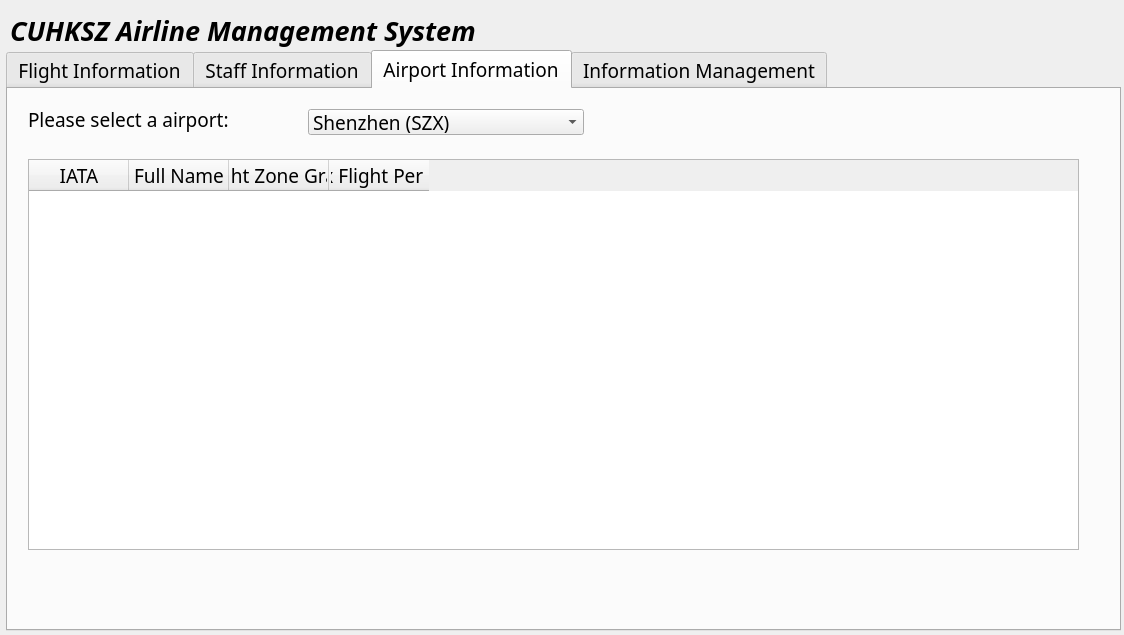
This is database_project.ui in yanhengxu98/CSC3170Project as Qt 5 draws it before an edit. The edited form follows.
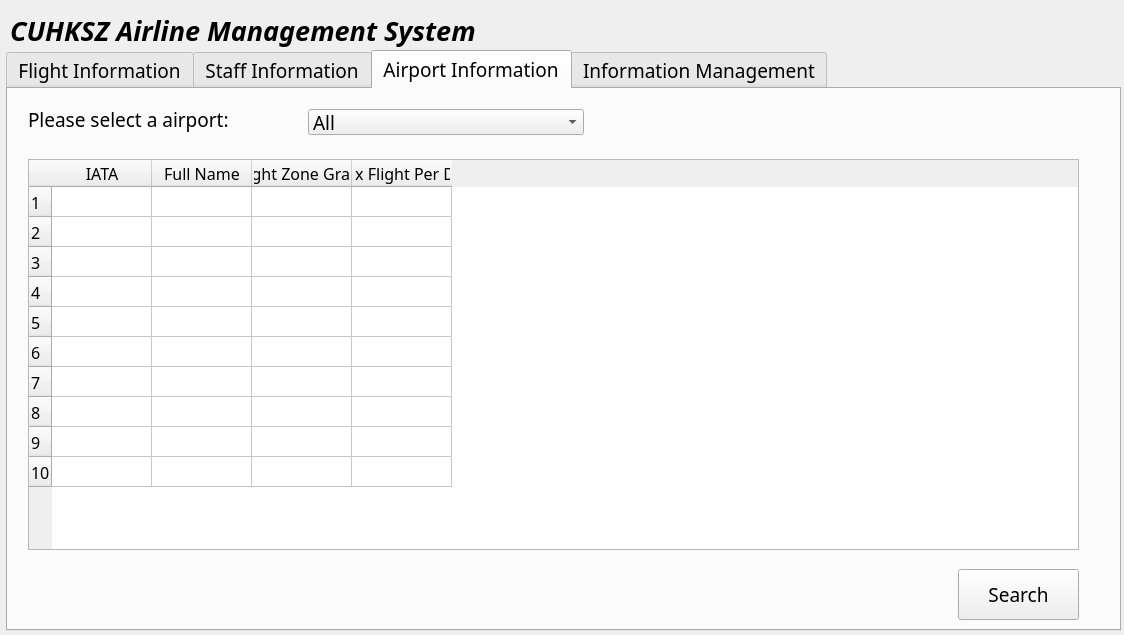
This is the edited form. The open tabs and pages were chosen to show the change.

The edit to the form file:
```diff
--- a/database_project.ui
+++ b/database_project.ui
@@ -736,6 +736,62 @@
        <height>391</height>
       </rect>
      </property>
+     <property name="font">
+      <font>
+       <family>3ds</family>
+       <pointsize>12</pointsize>
+      </font>
+     </property>
+     <row>
+      <property name="text">
+       <string>1</string>
+      </property>
+     </row>
+     <row>
+      <property name="text">
+       <string>2</string>
+      </property>
+     </row>
+     <row>
+      <property name="text">
+       <string>3</string>
+      </property>
+     </row>
+     <row>
+      <property name="text">
+       <string>4</string>
+      </property>
+     </row>
+     <row>
+      <property name="text">
+       <string>5</string>
+      </property>
+     </row>
+     <row>
+      <property name="text">
+       <string>6</string>
+      </property>
+     </row>
+     <row>
+      <property name="text">
+       <string>7</string>
+      </property>
+     </row>
+     <row>
+      <property name="text">
+       <string>8</string>
+      </property>
+     </row>
+     <row>
+      <property name="text">
+       <string>9</string>
+      </property>
+     </row>
+     <row>
+      <property name="text">
+       <string>10</string>
+      </property>
+     </row>
      <column>
       <property name="text">
        <string>IATA</string>
@@ -756,6 +812,11 @@
        <string>Max Flight Per Day</string>
       </property>
      </column>
+     <item row="0" column="2">
+      <property name="text">
+       <string/>
+      </property>
+     </item>
     </widget>
     <widget class="QComboBox" name="comboBox_6">
      <property name="geometry">
@@ -766,6 +827,11 @@
        <height>26</height>
       </rect>
      </property>
+     <item>
+      <property name="text">
+       <string>All</string>
+      </property>
+     </item>
      <item>
       <property name="text">
        <string>Shenzhen (SZX)</string>
@@ -802,6 +868,19 @@
       </property>
      </item>
     </widget>
+    <widget class="QPushButton" name="searchAirport">
+     <property name="geometry">
+      <rect>
+       <x>950</x>
+       <y>480</y>
+       <width>121</width>
+       <height>51</height>
+      </rect>
+     </property>
+     <property name="text">
+      <string>Search</string>
+     </property>
+    </widget>
    </widget>
    <widget class="QWidget" name="tab_4">
     <attribute name="title">
```
Left out of the diff: 101 changed lines with no effect on the pictures.
